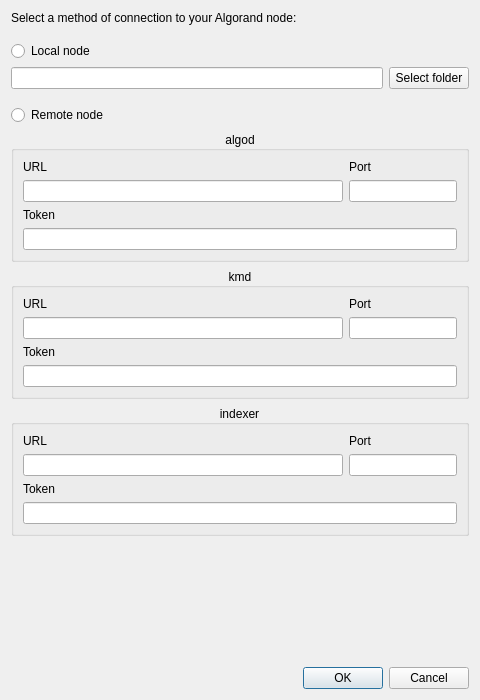
First picture: the form in Interfaces/Settings/Ui_Settings.ui, repository CiottiGiorgio/Algorand-Wallet-Manager, before the edit.
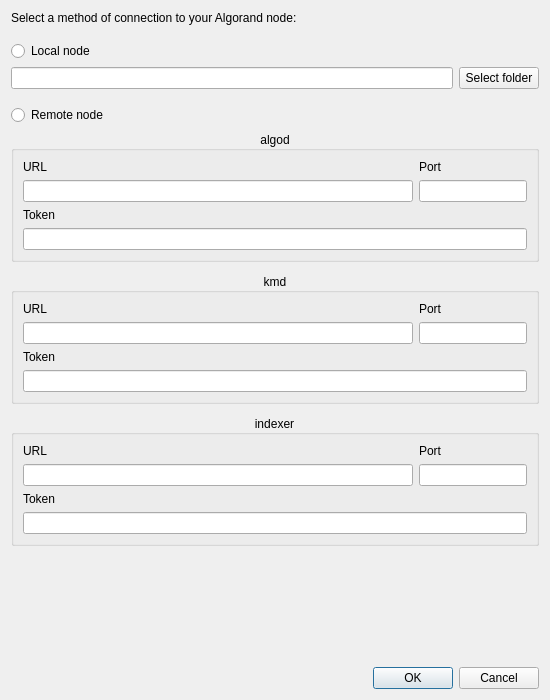
Second picture: the form after the edit.

```diff
--- a/Interfaces/Settings/Ui_Settings.ui
+++ b/Interfaces/Settings/Ui_Settings.ui
@@ -9,7 +9,7 @@
    <rect>
     <x>0</x>
     <y>0</y>
-    <width>480</width>
+    <width>550</width>
     <height>700</height>
    </rect>
   </property>
@@ -21,13 +21,13 @@
   </property>
   <property name="minimumSize">
    <size>
-    <width>480</width>
+    <width>550</width>
     <height>700</height>
    </size>
   </property>
   <property name="maximumSize">
    <size>
-    <width>480</width>
+    <width>550</width>
     <height>700</height>
    </size>
   </property>
@@ -159,6 +159,22 @@
      </layout>
     </widget>
    </item>
+   <item>
+    <spacer name="verticalSpacer_4">
+     <property name="orientation">
+      <enum>Qt::Vertical</enum>
+     </property>
+     <property name="sizeType">
+      <enum>QSizePolicy::Fixed</enum>
+     </property>
+     <property name="sizeHint" stdset="0">
+      <size>
+       <width>20</width>
+       <height>5</height>
+      </size>
+     </property>
+    </spacer>
+   </item>
    <item>
     <widget class="QGroupBox" name="groupBox_2">
      <property name="title">
@@ -201,6 +217,22 @@
      </layout>
     </widget>
    </item>
+   <item>
+    <spacer name="verticalSpacer_5">
+     <property name="orientation">
+      <enum>Qt::Vertical</enum>
+     </property>
+     <property name="sizeType">
+      <enum>QSizePolicy::Fixed</enum>
+     </property>
+     <property name="sizeHint" stdset="0">
+      <size>
+       <width>20</width>
+       <height>5</height>
+      </size>
+     </property>
+    </spacer>
+   </item>
    <item>
     <widget class="QGroupBox" name="groupBox_3">
      <property name="title">
```
